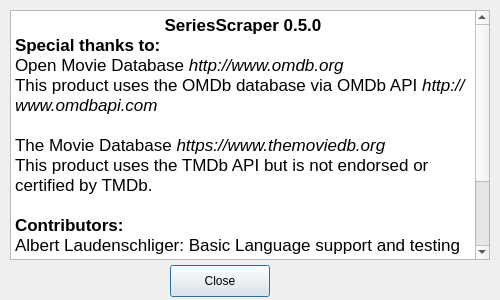
The window that SeriesScraper/aboutdialog.ui (martinLutz1/SeriesScraper) describes before a commit, drawn with Qt 5.
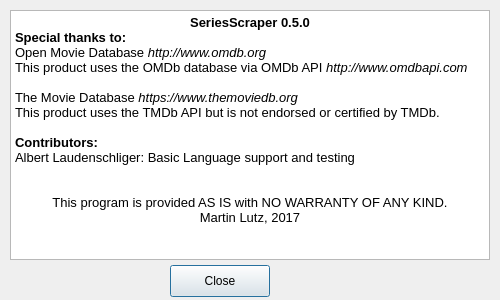
The same window after the commit. Icons and pictures are not drawn.

Commit message: Removed warning Windows gui adjustments

The edit to the form file:
```diff
--- a/SeriesScraper/aboutdialog.ui
+++ b/SeriesScraper/aboutdialog.ui
@@ -71,21 +71,21 @@
 &lt;html&gt;&lt;head&gt;&lt;meta name=&quot;qrichtext&quot; content=&quot;1&quot; /&gt;&lt;style type=&quot;text/css&quot;&gt;
 p, li { white-space: pre-wrap; }
 &lt;/style&gt;&lt;/head&gt;&lt;body style=&quot; font-family:'Segoe UI'; font-size:10pt; font-weight:400; font-style:normal;&quot;&gt;
-&lt;p align=&quot;center&quot; style=&quot; margin-top:0px; margin-bottom:0px; margin-left:0px; margin-right:0px; -qt-block-indent:0; text-indent:0px;&quot;&gt;&lt;span style=&quot; font-family:'.SF NS Text'; font-size:13pt; font-weight:600;&quot;&gt;SeriesScraper 0.5.0&lt;/span&gt;&lt;/p&gt;
-&lt;p style=&quot; margin-top:0px; margin-bottom:0px; margin-left:0px; margin-right:0px; -qt-block-indent:0; text-indent:0px;&quot;&gt;&lt;span style=&quot; font-family:'.SF NS Text'; font-size:13pt; font-weight:600;&quot;&gt;Special thanks to:&lt;/span&gt;&lt;/p&gt;
-&lt;p style=&quot; margin-top:0px; margin-bottom:0px; margin-left:0px; margin-right:0px; -qt-block-indent:0; text-indent:0px;&quot;&gt;&lt;span style=&quot; font-family:'Helvetica'; font-size:13pt;&quot;&gt;Open Movie Database &lt;/span&gt;&lt;span style=&quot; font-family:'Helvetica'; font-size:13pt; font-style:italic;&quot;&gt;http://www.omdb.org&lt;/span&gt;&lt;/p&gt;
-&lt;p style=&quot; margin-top:0px; margin-bottom:0px; margin-left:0px; margin-right:0px; -qt-block-indent:0; text-indent:0px;&quot;&gt;&lt;span style=&quot; font-family:'Helvetica'; font-size:13pt;&quot;&gt;This product uses the OMDb database via OMDb API &lt;/span&gt;&lt;span style=&quot; font-family:'Helvetica'; font-size:13pt; font-style:italic;&quot;&gt;http://www.omdbapi.com&lt;/span&gt;&lt;/p&gt;
-&lt;p style=&quot;-qt-paragraph-type:empty; margin-top:0px; margin-bottom:0px; margin-left:0px; margin-right:0px; -qt-block-indent:0; text-indent:0px; font-family:'Helvetica'; font-size:13pt;&quot;&gt;&lt;br /&gt;&lt;/p&gt;
+&lt;p align=&quot;center&quot; style=&quot; margin-top:0px; margin-bottom:0px; margin-left:0px; margin-right:0px; -qt-block-indent:0; text-indent:0px;&quot;&gt;&lt;span style=&quot; font-family:'.SF NS Text'; font-weight:600;&quot;&gt;SeriesScraper 0.5.0&lt;/span&gt;&lt;/p&gt;
+&lt;p style=&quot; margin-top:0px; margin-bottom:0px; margin-left:0px; margin-right:0px; -qt-block-indent:0; text-indent:0px;&quot;&gt;&lt;span style=&quot; font-family:'.SF NS Text'; font-weight:600;&quot;&gt;Special thanks to:&lt;/span&gt;&lt;/p&gt;
+&lt;p style=&quot; margin-top:0px; margin-bottom:0px; margin-left:0px; margin-right:0px; -qt-block-indent:0; text-indent:0px;&quot;&gt;&lt;span style=&quot; font-family:'Helvetica';&quot;&gt;Open Movie Database &lt;/span&gt;&lt;span style=&quot; font-family:'Helvetica'; font-style:italic;&quot;&gt;http://www.omdb.org&lt;/span&gt;&lt;/p&gt;
+&lt;p style=&quot; margin-top:0px; margin-bottom:0px; margin-left:0px; margin-right:0px; -qt-block-indent:0; text-indent:0px;&quot;&gt;&lt;span style=&quot; font-family:'Helvetica';&quot;&gt;This product uses the OMDb database via OMDb API &lt;/span&gt;&lt;span style=&quot; font-family:'Helvetica'; font-style:italic;&quot;&gt;http://www.omdbapi.com&lt;/span&gt;&lt;/p&gt;
+&lt;p style=&quot;-qt-paragraph-type:empty; margin-top:0px; margin-bottom:0px; margin-left:0px; margin-right:0px; -qt-block-indent:0; text-indent:0px; font-family:'Helvetica';&quot;&gt;&lt;br /&gt;&lt;/p&gt;
 &lt;p style=&quot; margin-top:0px; margin-bottom:0px; margin-left:0px; margin-right:0px; -qt-block-indent:0; text-indent:0px;&quot;&gt;&lt;img src=&quot;:/images/application_logos/tmdb.png&quot; style=&quot;float: right;&quot; /&gt;&lt;/p&gt;
-&lt;p style=&quot; margin-top:0px; margin-bottom:0px; margin-left:0px; margin-right:0px; -qt-block-indent:0; text-indent:0px;&quot;&gt;&lt;span style=&quot; font-family:'Helvetica'; font-size:13pt;&quot;&gt;The Movie Database &lt;/span&gt;&lt;span style=&quot; font-family:'Helvetica'; font-size:13pt; font-style:italic;&quot;&gt;https://www.themoviedb.org&lt;/span&gt;&lt;/p&gt;
-&lt;p style=&quot; margin-top:0px; margin-bottom:0px; margin-left:0px; margin-right:0px; -qt-block-indent:0; text-indent:0px;&quot;&gt;&lt;span style=&quot; font-family:'Helvetica'; font-size:13pt;&quot;&gt;This product uses the TMDb API but is not endorsed or certified by TMDb.&lt;/span&gt;&lt;/p&gt;
-&lt;p style=&quot;-qt-paragraph-type:empty; margin-top:0px; margin-bottom:0px; margin-left:0px; margin-right:0px; -qt-block-indent:0; text-indent:0px; font-family:'.SF NS Text'; font-size:13pt;&quot;&gt;&lt;br /&gt;&lt;/p&gt;
-&lt;p style=&quot; margin-top:0px; margin-bottom:0px; margin-left:0px; margin-right:0px; -qt-block-indent:0; text-indent:0px;&quot;&gt;&lt;span style=&quot; font-family:'.SF NS Text'; font-size:13pt; font-weight:600;&quot;&gt;Contributors:&lt;/span&gt;&lt;/p&gt;
-&lt;p style=&quot; margin-top:0px; margin-bottom:0px; margin-left:0px; margin-right:0px; -qt-block-indent:0; text-indent:0px;&quot;&gt;&lt;span style=&quot; font-family:'Helvetica'; font-size:13pt;&quot;&gt;Albert Laudenschliger: Basic Language support and testing&lt;/span&gt;&lt;/p&gt;
-&lt;p align=&quot;center&quot; style=&quot;-qt-paragraph-type:empty; margin-top:0px; margin-bottom:0px; margin-left:0px; margin-right:0px; -qt-block-indent:0; text-indent:0px; font-family:'.SF NS Text'; font-size:13pt;&quot;&gt;&lt;br /&gt;&lt;/p&gt;
-&lt;p align=&quot;center&quot; style=&quot;-qt-paragraph-type:empty; margin-top:0px; margin-bottom:0px; margin-left:0px; margin-right:0px; -qt-block-indent:0; text-indent:0px; font-family:'.SF NS Text'; font-size:13pt;&quot;&gt;&lt;br /&gt;&lt;/p&gt;
-&lt;p align=&quot;center&quot; style=&quot; margin-top:0px; margin-bottom:0px; margin-left:0px; margin-right:0px; -qt-block-indent:0; text-indent:0px;&quot;&gt;&lt;span style=&quot; font-family:'.SF NS Text'; font-size:13pt;&quot;&gt;This program is provided AS IS with NO WARRANTY OF ANY KIND.&lt;/span&gt;&lt;/p&gt;
-&lt;p align=&quot;center&quot; style=&quot; margin-top:0px; margin-bottom:0px; margin-left:0px; margin-right:0px; -qt-block-indent:0; text-indent:0px;&quot;&gt;&lt;span style=&quot; font-family:'.SF NS Text'; font-size:13pt;&quot;&gt;Martin Lutz, 2017&lt;/span&gt;&lt;/p&gt;&lt;/body&gt;&lt;/html&gt;</string>
+&lt;p style=&quot; margin-top:0px; margin-bottom:0px; margin-left:0px; margin-right:0px; -qt-block-indent:0; text-indent:0px;&quot;&gt;&lt;span style=&quot; font-family:'Helvetica';&quot;&gt;The Movie Database &lt;/span&gt;&lt;span style=&quot; font-family:'Helvetica'; font-style:italic;&quot;&gt;https://www.themoviedb.org&lt;/span&gt;&lt;/p&gt;
+&lt;p style=&quot; margin-top:0px; margin-bottom:0px; margin-left:0px; margin-right:0px; -qt-block-indent:0; text-indent:0px;&quot;&gt;&lt;span style=&quot; font-family:'Helvetica';&quot;&gt;This product uses the TMDb API but is not endorsed or certified by TMDb.&lt;/span&gt;&lt;/p&gt;
+&lt;p style=&quot;-qt-paragraph-type:empty; margin-top:0px; margin-bottom:0px; margin-left:0px; margin-right:0px; -qt-block-indent:0; text-indent:0px; font-family:'.SF NS Text';&quot;&gt;&lt;br /&gt;&lt;/p&gt;
+&lt;p style=&quot; margin-top:0px; margin-bottom:0px; margin-left:0px; margin-right:0px; -qt-block-indent:0; text-indent:0px;&quot;&gt;&lt;span style=&quot; font-family:'.SF NS Text'; font-weight:600;&quot;&gt;Contributors:&lt;/span&gt;&lt;/p&gt;
+&lt;p style=&quot; margin-top:0px; margin-bottom:0px; margin-left:0px; margin-right:0px; -qt-block-indent:0; text-indent:0px;&quot;&gt;&lt;span style=&quot; font-family:'Helvetica';&quot;&gt;Albert Laudenschliger: Basic Language support and testing&lt;/span&gt;&lt;/p&gt;
+&lt;p align=&quot;center&quot; style=&quot;-qt-paragraph-type:empty; margin-top:0px; margin-bottom:0px; margin-left:0px; margin-right:0px; -qt-block-indent:0; text-indent:0px; font-family:'.SF NS Text';&quot;&gt;&lt;br /&gt;&lt;/p&gt;
+&lt;p align=&quot;center&quot; style=&quot;-qt-paragraph-type:empty; margin-top:0px; margin-bottom:0px; margin-left:0px; margin-right:0px; -qt-block-indent:0; text-indent:0px; font-family:'.SF NS Text';&quot;&gt;&lt;br /&gt;&lt;/p&gt;
+&lt;p align=&quot;center&quot; style=&quot; margin-top:0px; margin-bottom:0px; margin-left:0px; margin-right:0px; -qt-block-indent:0; text-indent:0px;&quot;&gt;&lt;span style=&quot; font-family:'.SF NS Text';&quot;&gt;This program is provided AS IS with NO WARRANTY OF ANY KIND.&lt;/span&gt;&lt;/p&gt;
+&lt;p align=&quot;center&quot; style=&quot; margin-top:0px; margin-bottom:0px; margin-left:0px; margin-right:0px; -qt-block-indent:0; text-indent:0px;&quot;&gt;&lt;span style=&quot; font-family:'.SF NS Text';&quot;&gt;Martin Lutz, 2017&lt;/span&gt;&lt;/p&gt;&lt;/body&gt;&lt;/html&gt;</string>
    </property>
   </widget>
  </widget>
```
The commit also changes 4 other files.
